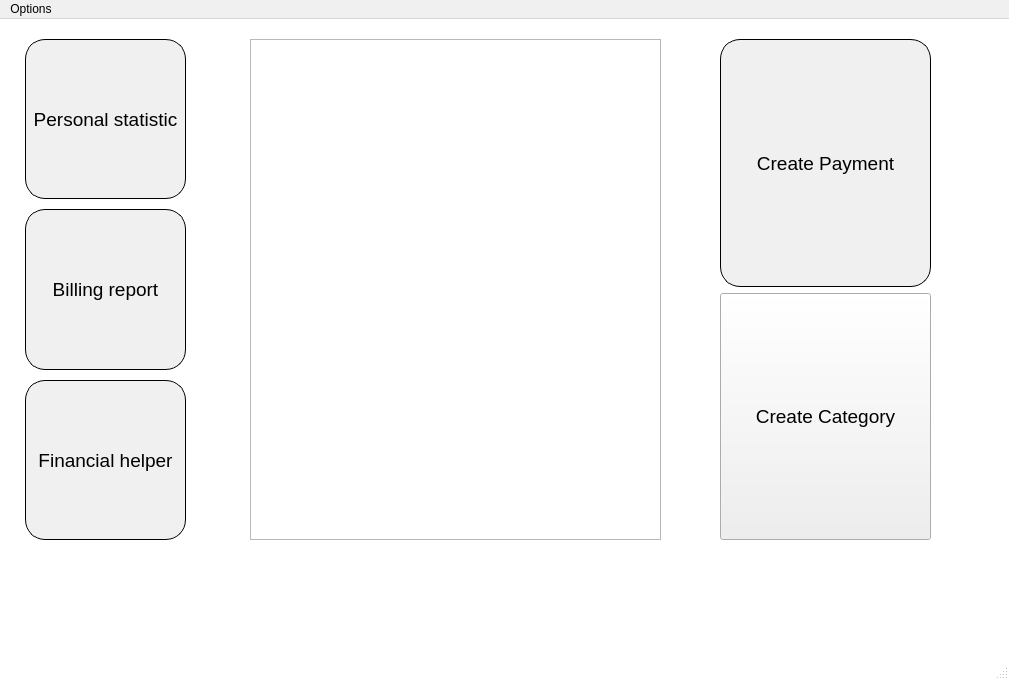
The window that mainwindow.ui (ihareal/budgeting) describes before a commit, drawn with Qt 5.
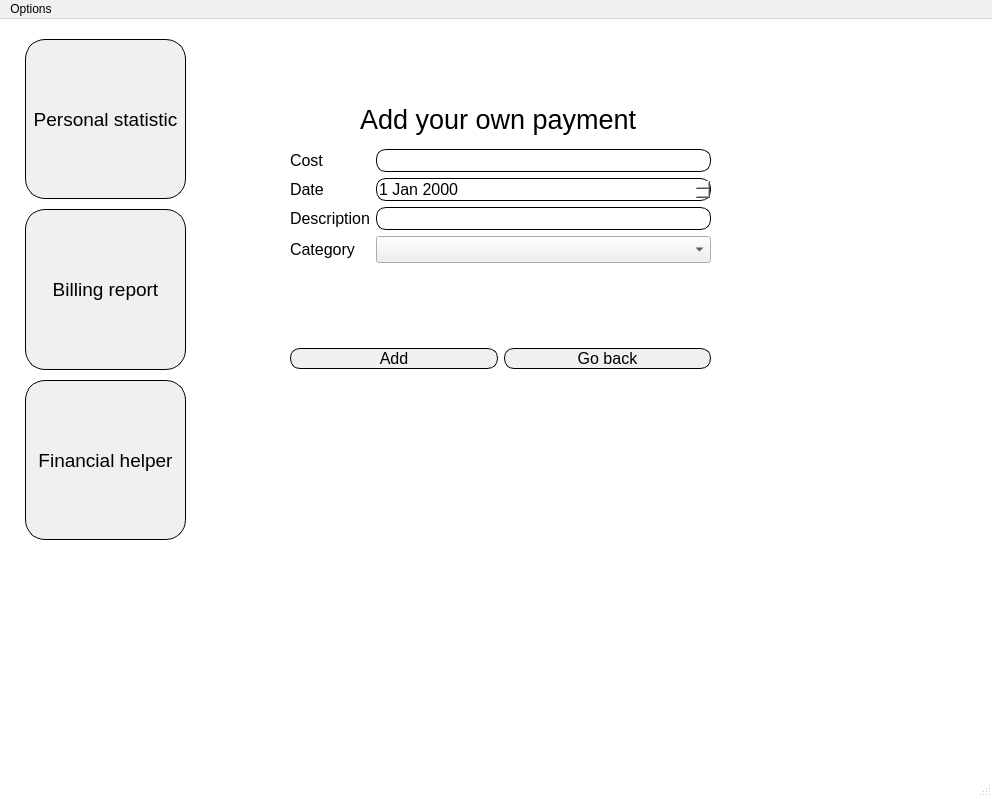
The same window after the commit. The open tabs and pages were chosen to show the change.

Commit message: Add user payments

What changed in the file:
```diff
--- a/mainwindow.ui
+++ b/mainwindow.ui
@@ -9,8 +9,8 @@
    <rect>
     <x>0</x>
     <y>0</y>
-    <width>1009</width>
-    <height>680</height>
+    <width>992</width>
+    <height>797</height>
    </rect>
   </property>
   <property name="font">
@@ -3018,7 +3018,7 @@
          </rect>
         </property>
         <property name="currentIndex">
-         <number>1</number>
+         <number>3</number>
         </property>
         <widget class="QWidget" name="chartPage">
          <widget class="QWidget" name="gridLayoutWidget">
@@ -3150,7 +3150,7 @@
               </font>
              </property>
              <property name="styleSheet">
-              <string notr="true">#pushButton{
+              <string notr="true">#createCategoryButton{
 background-color: #F0F0F0;
 border-style: outset;
 border-width: 1px;
@@ -3345,6 +3345,226 @@
           </property>
          </widget>
         </widget>
+        <widget class="QWidget" name="page">
+         <widget class="QWidget" name="formLayoutWidget_7">
+          <property name="geometry">
+           <rect>
+            <x>50</x>
+            <y>110</y>
+            <width>421</width>
+            <height>171</height>
+           </rect>
+          </property>
+          <layout class="QFormLayout" name="formLayout_8">
+           <item row="1" column="0">
+            <widget class="QLabel" name="label_20">
+             <property name="font">
+              <font>
+               <family>Segoe UI</family>
+               <pointsize>12</pointsize>
+              </font>
+             </property>
+             <property name="text">
+              <string>Cost</string>
+             </property>
+            </widget>
+           </item>
+           <item row="1" column="1">
+            <widget class="QLineEdit" name="userCreateCostPaymentEdit">
+             <property name="font">
+              <font>
+               <family>Segoe UI</family>
+               <pointsize>12</pointsize>
+              </font>
+             </property>
+             <property name="styleSheet">
+              <string notr="true">#userCreateCostPaymentEdit{
+background-color: white; 
+border-style: outset;
+border-width: 1px;
+border-radius: 10px;
+}</string>
+             </property>
+            </widget>
+           </item>
+           <item row="2" column="0">
+            <widget class="QLabel" name="label_25">
+             <property name="font">
+              <font>
+               <family>Segoe UI</family>
+               <pointsize>12</pointsize>
+              </font>
+             </property>
+             <property name="text">
+              <string>Date</string>
+             </property>
+            </widget>
+           </item>
+           <item row="2" column="1">
+            <widget class="QDateEdit" name="dateEdit">
+             <property name="font">
+              <font>
+               <family>Segoe UI</family>
+               <pointsize>12</pointsize>
+              </font>
+             </property>
+             <property name="styleSheet">
+              <string notr="true">#dateEdit{
+background-color: white; 
+border-style: outset;
+border-width: 1px;
+border-radius: 10px;
+}</string>
+             </property>
+            </widget>
+           </item>
+           <item row="3" column="0">
+            <widget class="QLabel" name="label_30">
+             <property name="font">
+              <font>
+               <family>Segoe UI</family>
+               <pointsize>12</pointsize>
+              </font>
+             </property>
+             <property name="text">
+              <string>Description</string>
+             </property>
+            </widget>
+           </item>
+           <item row="3" column="1">
+            <widget class="QLineEdit" name="userCreatePaymentDescriptionEdit">
+             <property name="font">
+              <font>
+               <family>Segoe UI</family>
+               <pointsize>12</pointsize>
+              </font>
+             </property>
+             <property name="styleSheet">
+              <string notr="true">#userCreatePaymentDescriptionEdit{
+background-color: white; 
+border-style: outset;
+border-width: 1px;
+border-radius: 10px;
+}</string>
+             </property>
+            </widget>
+           </item>
+           <item row="4" column="0">
+            <widget class="QLabel" name="label_31">
+             <property name="font">
+              <font>
+               <family>Segoe UI</family>
+               <pointsize>12</pointsize>
+              </font>
+             </property>
+             <property name="text">
+              <string>Category</string>
+             </property>
+            </widget>
+           </item>
+           <item row="4" column="1">
+            <widget class="QComboBox" name="userCreateCategoryComboBox">
+             <property name="font">
+              <font>
+               <family>Segoe UI</family>
+               <pointsize>12</pointsize>
+              </font>
+             </property>
+             <property name="styleSheet">
+              <string notr="true"/>
+             </property>
+            </widget>
+           </item>
+          </layout>
+         </widget>
+         <widget class="QWidget" name="horizontalLayoutWidget">
+          <property name="geometry">
+           <rect>
+            <x>50</x>
+            <y>280</y>
+            <width>421</width>
+            <height>80</height>
+           </rect>
+          </property>
+          <layout class="QHBoxLayout" name="horizontalLayout_8">
+           <item>
+            <widget class="QPushButton" name="createUserPaymentOkButton">
+             <property name="font">
+              <font>
+               <family>Segoe UI</family>
+               <pointsize>12</pointsize>
+              </font>
+             </property>
+             <property name="styleSheet">
+              <string notr="true">#createUserPaymentOkButton{
+background-color: #F0F0F0;
+border-style: outset;
+border-width: 1px;
+border-color: black;
+color: black;
+border-radius: 10px;
+}
+
+#createUserPaymentOkButton:hover{
+background-color: white;
+color: black;
+}</string>
+             </property>
+             <property name="text">
+              <string>Add</string>
+             </property>
+            </widget>
+           </item>
+           <item>
+            <widget class="QPushButton" name="createUserPaymentCancelButton">
+             <property name="font">
+              <font>
+               <family>Segoe UI</family>
+               <pointsize>12</pointsize>
+              </font>
+             </property>
+             <property name="styleSheet">
+              <string notr="true">#createUserPaymentCancelButton{
+background-color: #F0F0F0;
+border-style: outset;
+border-width: 1px;
+border-color: black;
+color: black;
+border-radius: 10px;
+}
+
+#createUserPaymentCancelButton:hover{
+background-color: white;
+color: black;
+}</string>
+             </property>
+             <property name="text">
+              <string>Go back</string>
+             </property>
+            </widget>
+           </item>
+          </layout>
+         </widget>
+         <widget class="QLabel" name="label_32">
+          <property name="geometry">
+           <rect>
+            <x>120</x>
+            <y>60</y>
+            <width>281</width>
+            <height>41</height>
+           </rect>
+          </property>
+          <property name="font">
+           <font>
+            <family>Segoe UI</family>
+            <pointsize>20</pointsize>
+           </font>
+          </property>
+          <property name="text">
+           <string>Add your own payment</string>
+          </property>
+         </widget>
+        </widget>
        </widget>
       </widget>
       <widget class="QWidget" name="adminSelectionPage">
@@ -3432,7 +3652,7 @@
     <rect>
      <x>0</x>
      <y>0</y>
-     <width>1009</width>
+     <width>992</width>
      <height>21</height>
     </rect>
    </property>
```
Left out of the diff: 6 changed lines with no effect on the pictures. The commit also changes 2 other files.
